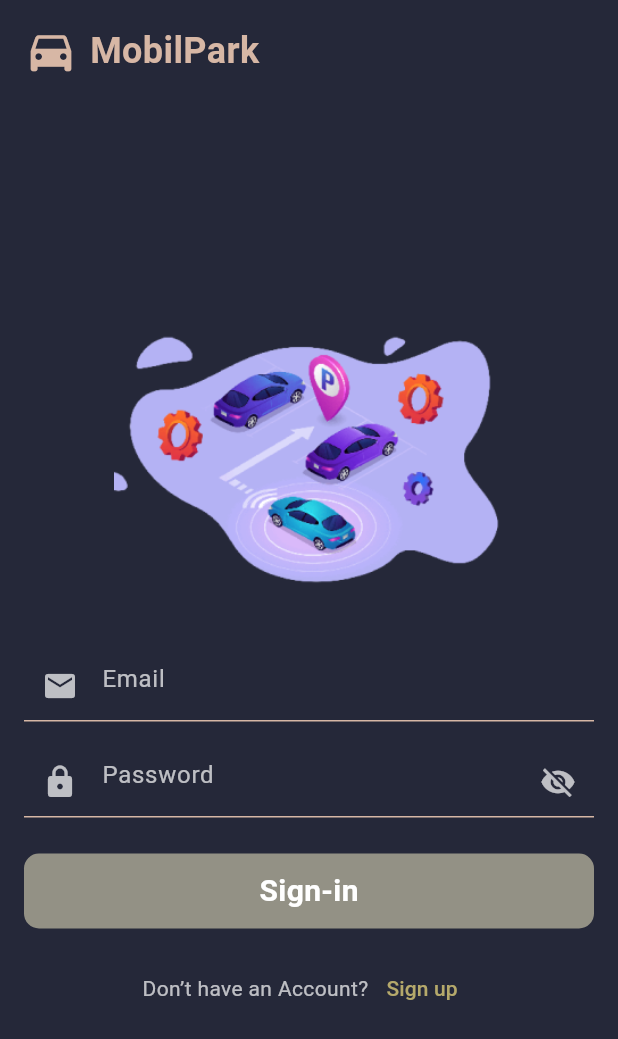
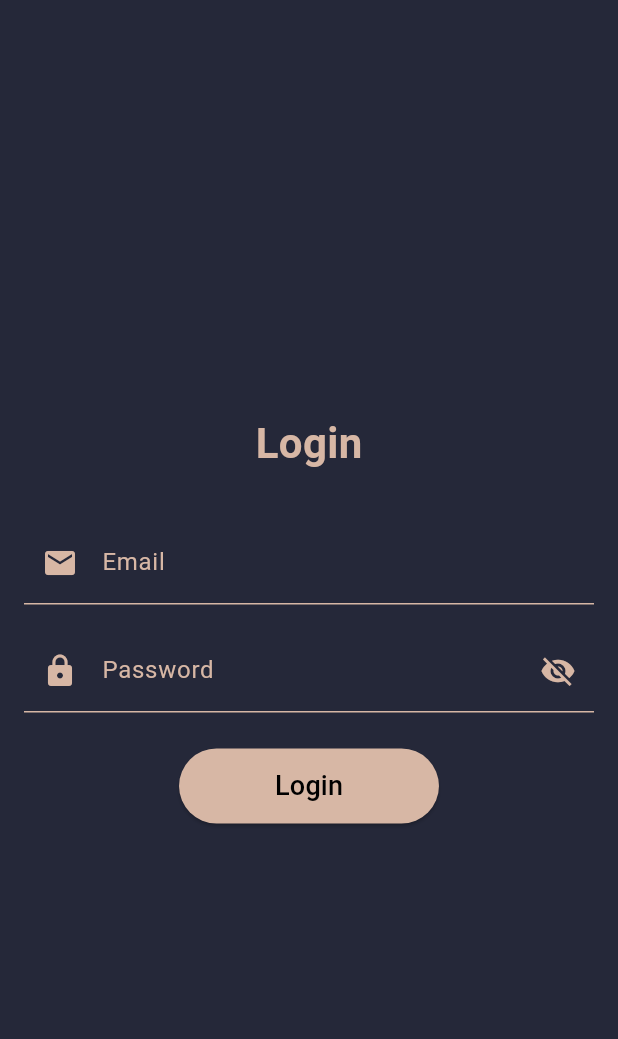
Before and after one commit to Harshvardhansoni03/Moibilpark_FlutterProject, a Flutter app: the screen it shows after launch, after a tap on "Login", on a phone screen of 412 x 824 dp. Shown: the top 1039 px of the screen. Run offline on Flutter 3.47's test engine with Material 3 defaults, Android fonts, the phone set to English and light mode, and no system bars; our stand-ins replace cloud_firestore, firebase_auth, firebase_core, geocoding, geolocator, shared_preferences; accounts and stored records are empty.

Commit message:
added shared preference in client side pages

```diff
--- a/mobil_park/lib/main.dart
+++ b/mobil_park/lib/main.dart
@@ -1,17 +1,32 @@
 import 'package:firebase_core/firebase_core.dart';
 import 'package:flutter/material.dart';
+import 'package:shared_preferences/shared_preferences.dart';
 import 'package:mobil_park/firebase_options.dart';
 import 'package:mobil_park/splash_screen.dart';
+import 'screens/client/client_login_screen.dart';
+import 'screens/client/client_registration_screen.dart';
 
 Future<void> main() async {
+  WidgetsFlutterBinding.ensureInitialized();
   await Firebase.initializeApp(
     options: DefaultFirebaseOptions.currentPlatform,
   );
-  runApp(const MyApp());
+
+  final prefs = await SharedPreferences.getInstance();
+  final hasSeenSplash = prefs.getBool('hasSeenSplash') ?? false;
+  final isLoggedIn = prefs.getBool('isLoggedIn') ?? false;
+
+  runApp(MyApp(
+    initialRoute: hasSeenSplash
+        ? (isLoggedIn ? '/login' : '/register')
+        : '/splash',
+  ));
 }
 
 class MyApp extends StatelessWidget {
-  const MyApp({super.key});
+  final String initialRoute;
+
+  const MyApp({super.key, required this.initialRoute});
 
   @override
   Widget build(BuildContext context) {
@@ -22,7 +37,12 @@ class MyApp extends StatelessWidget {
         colorScheme: ColorScheme.fromSeed(seedColor: Colors.deepPurple),
         useMaterial3: true,
       ),
-      home: SplashScreen(), // Set SplashScreen as the initial screen
+      initialRoute: initialRoute,
+      routes: {
+        '/splash': (context) => SplashScreen(),
+        '/register': (context) => RegisterScreen(),
+        '/login': (context) => LoginScreen(),
+      },
     );
   }
 }
--- a/mobil_park/lib/screens/client/client_login_screen.dart
+++ b/mobil_park/lib/screens/client/client_login_screen.dart
@@ -1,97 +1,123 @@
 import 'package:flutter/material.dart';
-import 'package:mobil_park/controller/faculty/faculty_auth_controller.dart';
-import 'package:mobil_park/model/faculty/faculty_auth_model.dart';
-import 'client_registration_screen.dart';
+import 'package:shared_preferences/shared_preferences.dart';
 
-class SignInScreen extends StatefulWidget {
+class LoginScreen extends StatefulWidget {
   @override
-  _SignInScreenState createState() => _SignInScreenState();
+  _LoginScreenState createState() => _LoginScreenState();
 }
 
-class _SignInScreenState extends State<SignInScreen> {
+class _LoginScreenState extends State<LoginScreen> {
   final _emailController = TextEditingController();
   final _passwordController = TextEditingController();
-  final AuthModel _authModel = AuthModel();
-  late AuthController _authController;
   bool _isPasswordVisible = false;
-  bool _isHoveringSignIn = false; // State for hover effect on "Sign-in" button
 
   @override
   void initState() {
     super.initState();
-    _authController = AuthController(context, _authModel);
+    _loadSavedLoginState();
+    _saveLastVisitedPage();
+  }
+
+  Future<void> _saveLastVisitedPage() async {
+    final prefs = await SharedPreferences.getInstance();
+    await prefs.setString('lastVisitedPage', '/login');
+  }
+
+  Future<void> _loadSavedLoginState() async {
+    final prefs = await SharedPreferences.getInstance();
+    _emailController.text = prefs.getString('savedEmail') ?? '';
+    _passwordController.text = prefs.getString('savedPassword') ?? '';
+  }
+
+  Future<void> _saveLoginState() async {
+    final prefs = await SharedPreferences.getInstance();
+    await prefs.setString('savedEmail', _emailController.text.trim());
+    await prefs.setString('savedPassword', _passwordController.text);
   }
 
   @override
   Widget build(BuildContext context) {
     return Scaffold(
       backgroundColor: Color(0xFF252839),
-      body: Stack(
-        children: [
-          Align(
-            alignment: Alignment.topLeft,
+      body: Center(
         child: Padding(
           padding: const EdgeInsets.all(16.0),
-              child: Row(
-                mainAxisSize: MainAxisSize.min,
+          child: Column(
+            mainAxisAlignment: MainAxisAlignment.center,
             children: [
-                  Icon(Icons.directions_car, color: Color(0xFFD7B7A5), size: 36),
-                  SizedBox(width: 8),
-                  Text("MobilPark",
+              Text(
+                "Login",
                 style: TextStyle(
-                        fontSize: 24,
+                  fontSize: 28,
                   fontWeight: FontWeight.bold,
                   color: Color(0xFFD7B7A5),
-                      )),
+                ),
+              ),
+              SizedBox(height: 32),
+              _buildTextField("Email", _emailController, Icons.email),
+              SizedBox(height: 16),
+              _buildPasswordField(),
+              SizedBox(height: 24),
+              ElevatedButton(
+                onPressed: () {
+                  _saveLoginState(); // Save the entered credentials
+                  // Add your login logic here
+                },
+                style: ElevatedButton.styleFrom(
+                  backgroundColor: Color(0xFFD7B7A5),
+                ),
+                child: Padding(
+                  padding: const EdgeInsets.symmetric(horizontal: 40.0, vertical: 12.0),
+                  child: Text(
+                    "Login",
+                    style: TextStyle(fontSize: 18, color: Colors.black),
+                  ),
+                ),
+              ),
             ],
           ),
         ),
       ),
-          Center(
-            child: SingleChildScrollView(
-              child: Padding(
-                padding: const EdgeInsets.all(16.0),
-                child: Column(
-                  children: [
-                    SizedBox(height: 60),
-                    Container(
-                      height: 200,
-                      child: Image.asset(
-                        'assets/images/car_r.png',
-                        fit: BoxFit.cover,
-                      ),
-                    ),
-                    SizedBox(height: 32),
-                    TextField(
-                      controller: _emailController,
-                      style: TextStyle(color: Color(0xFFD7B7A5)),
+    );
+  }
+
+  Widget _buildTextField(String label, TextEditingController controller, IconData icon) {
+    return TextField(
+      controller: controller,
+      style: TextStyle(color: Colors.white),
       decoration: InputDecoration(
-                        hintText: "Email",
-                        hintStyle: TextStyle(color: Colors.white70),
-                        prefixIcon: Icon(Icons.email, color: Colors.white70),
+        labelText: label,
+        labelStyle: TextStyle(color: Color(0xFFD7B7A5)),
         enabledBorder: UnderlineInputBorder(
           borderSide: BorderSide(color: Color(0xFFD7B7A5)),
         ),
         focusedBorder: UnderlineInputBorder(
-                          borderSide: BorderSide(color: Color(0xFFD7B7A5)),
+          borderSide: BorderSide(color: Colors.white),
         ),
+        prefixIcon: Icon(icon, color: Color(0xFFD7B7A5)),
       ),
-                    ),
-                    SizedBox(height: 16),
-                    TextField(
+    );
+  }
+
+  Widget _buildPasswordField() {
+    return TextField(
       controller: _passwordController,
       obscureText: !_isPasswordVisible,
       style: TextStyle(color: Colors.white),
       decoration: InputDecoration(
-                        hintText: "Password",
-                        hintStyle: TextStyle(color: Colors.white70),
-                        prefixIcon: Icon(Icons.lock, color: Colors.white70),
+        labelText: "Password",
+        labelStyle: TextStyle(color: Color(0xFFD7B7A5)),
+        enabledBorder: UnderlineInputBorder(
+          borderSide: BorderSide(color: Color(0xFFD7B7A5)),
+        ),
+        focusedBorder: UnderlineInputBorder(
+          borderSide: BorderSide(color: Colors.white),
+        ),
+        prefixIcon: Icon(Icons.lock, color: Color(0xFFD7B7A5)),
         suffixIcon: IconButton(
           icon: Icon(
-                            _isPasswordVisible
-                                ? Icons.visibility
-                                : Icons.visibility_off,
-                            color: Colors.white70,
+            _isPasswordVisible ? Icons.visibility : Icons.visibility_off,
+            color: Color(0xFFD7B7A5),
           ),
           onPressed: () {
             setState(() {
@@ -99,74 +125,6 @@ class _SignInScreenState extends State<SignInScreen> {
             });
           },
         ),
-                        enabledBorder: UnderlineInputBorder(
-                          borderSide: BorderSide(color: Color(0xFFD7B7A5)),
-                        ),
-                        focusedBorder: UnderlineInputBorder(
-                          borderSide: BorderSide(color: Colors.white),
-                        ),
-                      ),
-                    ),
-                    SizedBox(height: 24),
-                    MouseRegion(
-                      onEnter: (_) => setState(() => _isHoveringSignIn = true),
-                      onExit: (_) => setState(() => _isHoveringSignIn = false),
-                      child: GestureDetector(
-                        onTap: () {
-                          _authController.signIn(
-                            _emailController.text.trim(),
-                            _passwordController.text,
-                          );
-                        },
-                        child: Container(
-                          width: double.infinity,
-                          height: 50,
-                          decoration: BoxDecoration(
-                            color: _isHoveringSignIn
-                                ? Color(0xFFD7B7A5) // Hover color
-                                : Color(0xFF939185),
-                            borderRadius: BorderRadius.circular(10),
-                          ),
-                          child: Center(
-                            child: Text(
-                              "Sign-in",
-                              style: TextStyle(
-                                color: Colors.white,
-                                fontSize: 20,
-                                fontWeight: FontWeight.bold,
-                              ),
-                            ),
-                          ),
-                        ),
-                      ),
-                    ),
-                    SizedBox(height: 16),
-                    Row(
-                      mainAxisAlignment: MainAxisAlignment.center,
-                      children: [
-                        Text("Don’t have an Account?",
-                            style: TextStyle(color: Colors.white70)),
-                        TextButton(
-                          onPressed: () {
-                            Navigator.push(
-                              context,
-                              MaterialPageRoute(
-                                  builder: (context) => RegisterScreen()),
-                            );
-                          },
-                          child: Text(
-                            "Sign up",
-                            style: TextStyle(color: Color(0xFFB5A96B)),
-                          ),
-                        ),
-                      ],
-                    ),
-                  ],
-                ),
-              ),
-            ),
-          ),
-        ],
       ),
     );
   }
--- a/mobil_park/lib/screens/client/client_registration_screen.dart
+++ b/mobil_park/lib/screens/client/client_registration_screen.dart
@@ -2,6 +2,7 @@ import 'package:flutter/material.dart';
 import 'package:mobil_park/controller/faculty/faculty_registration_controller.dart';
 import 'package:mobil_park/model/faculty/faculty_user.dart';
 import 'package:mobil_park/screens/client/client_login_screen.dart';
+import 'package:shared_preferences/shared_preferences.dart';
 
 class RegisterScreen extends StatefulWidget {
   @override
@@ -21,7 +22,35 @@ class _RegisterScreenState extends State<RegisterScreen> {
 
   bool _isPasswordVisible = false;
   bool _isConfirmPasswordVisible = false;
-  bool _isHoveringLogin = false; // State for hover effect on "Login" container
+  bool _isHoveringLogin = false;
+
+  @override
+  void initState() {
+    super.initState();
+    _loadUserDetails(); // Load saved user details during initialization
+  }
+
+  Future<void> _saveUserDetails() async {
+    final prefs = await SharedPreferences.getInstance();
+    await prefs.setString('name', _nameController.text.trim());
+    await prefs.setString('phone', _phoneController.text.trim());
+    await prefs.setString('email', _emailController.text.trim());
+    await prefs.setString('carNumber', _carNumberController.text.trim());
+    await prefs.setString(
+        'facultyEmploymentNumber', _facultyEmploymentNumberController.text.trim());
+  }
+
+  Future<void> _loadUserDetails() async {
+    final prefs = await SharedPreferences.getInstance();
+    setState(() {
+      _nameController.text = prefs.getString('name') ?? '';
+      _phoneController.text = prefs.getString('phone') ?? '';
+      _emailController.text = prefs.getString('email') ?? '';
+      _carNumberController.text = prefs.getString('carNumber') ?? '';
+      _facultyEmploymentNumberController.text =
+          prefs.getString('facultyEmploymentNumber') ?? '';
+    });
+  }
 
   @override
   Widget build(BuildContext context) {
@@ -37,7 +66,8 @@ class _RegisterScreenState extends State<RegisterScreen> {
                 Row(
                   mainAxisAlignment: MainAxisAlignment.center,
                   children: [
-                    Icon(Icons.directions_car, color: Color(0xFFD7B7A5), size: 36),
+                    Icon(Icons.directions_car,
+                        color: Color(0xFFD7B7A5), size: 36),
                     SizedBox(width: 8),
                     Text(
                       "MobilPark",
@@ -58,24 +88,28 @@ class _RegisterScreenState extends State<RegisterScreen> {
                 _buildTextField("Email ID", _emailController, Icons.email,
                     inputType: TextInputType.emailAddress),
                 SizedBox(height: 16),
-                _buildTextField("Car Number", _carNumberController, Icons.directions_car),
+                _buildTextField("Car Number", _carNumberController,
+                    Icons.directions_car),
                 SizedBox(height: 16),
-                _buildTextField("Faculty Employment Number", _facultyEmploymentNumberController, Icons.badge),
+                _buildTextField("Faculty Employment Number",
+                    _facultyEmploymentNumberController, Icons.badge),
                 SizedBox(height: 16),
-                _buildPasswordField("Password", _passwordController, _isPasswordVisible, () {
+                _buildPasswordField(
+                    "Password", _passwordController, _isPasswordVisible, () {
                   setState(() {
                     _isPasswordVisible = !_isPasswordVisible;
                   });
                 }),
                 SizedBox(height: 16),
-                _buildPasswordField("Confirm Password", _confirmPasswordController, _isConfirmPasswordVisible, () {
+                _buildPasswordField("Confirm Password",
+                    _confirmPasswordController, _isConfirmPasswordVisible, () {
                   setState(() {
                     _isConfirmPasswordVisible = !_isConfirmPasswordVisible;
                   });
                 }),
                 SizedBox(height: 24),
                 ElevatedButton(
-                  onPressed: () {
+                  onPressed: () async {
                     final userModel = UserModel(
                       name: _nameController.text.trim(),
                       phone: _phoneController.text.trim(),
@@ -83,15 +117,19 @@ class _RegisterScreenState extends State<RegisterScreen> {
                       password: _passwordController.text,
                       confirmPassword: _confirmPasswordController.text,
                       carNumber: _carNumberController.text.trim(),
-                      facultyEmploymentNumber: _facultyEmploymentNumberController.text.trim(),
+                      facultyEmploymentNumber:
+                          _facultyEmploymentNumberController.text.trim(),
                     );
+                    // Save to Shared Preferences
+                    await _saveUserDetails();
                     _controller.registerUser(userModel, context);
                   },
                   style: ElevatedButton.styleFrom(
                     backgroundColor: Color(0xFFD7B7A5),
                   ),
                   child: Padding(
-                    padding: const EdgeInsets.symmetric(horizontal: 40.0, vertical: 12.0),
+                    padding: const EdgeInsets.symmetric(
+                        horizontal: 40.0, vertical: 12.0),
                     child: Text(
                       "Register",
                       style: TextStyle(fontSize: 18, color: Colors.black),
@@ -111,11 +149,13 @@ class _RegisterScreenState extends State<RegisterScreen> {
                         onTap: () {
                           Navigator.pushReplacement(
                             context,
-                            MaterialPageRoute(builder: (context) => SignInScreen()),
+                            MaterialPageRoute(
+                                builder: (context) => LoginScreen()),
                           );
                         },
                         child: Container(
-                          padding: EdgeInsets.symmetric(horizontal: 8, vertical: 4),
+                          padding: EdgeInsets.symmetric(
+                              horizontal: 8, vertical: 4),
                           decoration: BoxDecoration(
                             color: _isHoveringLogin
                                 ? Color(0xFFD7B7A5)
@@ -125,7 +165,9 @@ class _RegisterScreenState extends State<RegisterScreen> {
                           child: Text(
                             "Login",
                             style: TextStyle(
-                              color: _isHoveringLogin ? Colors.black : Color(0xFFD7B7A5),
+                              color: _isHoveringLogin
+                                  ? Colors.black
+                                  : Color(0xFFD7B7A5),
                               fontWeight: FontWeight.bold,
                             ),
                           ),
@@ -143,7 +185,8 @@ class _RegisterScreenState extends State<RegisterScreen> {
   }
 
   Widget _buildTextField(String label, TextEditingController controller,
-      IconData icon, {TextInputType inputType = TextInputType.text}) {
+      IconData icon,
+      {TextInputType inputType = TextInputType.text}) {
     return TextField(
       controller: controller,
       keyboardType: inputType,
--- a/mobil_park/lib/splash_screen.dart
+++ b/mobil_park/lib/splash_screen.dart
@@ -1,24 +1,8 @@
 import 'dart:async';
 import 'package:flutter/material.dart';
-import 'package:mobil_park/screens/admin/admin_home.dart';
-import 'package:mobil_park/screens/admin/admin_login.dart';
-import 'package:mobil_park/screens/client/client_login_screen.dart';
-import 'package:mobil_park/screens/client/client_registration_screen.dart';
-import 'package:mobil_park/screens/admin/admin_registration.dart';
-
-import 'screens/client/client_home_screen.dart';
-
-void main() => runApp(MobilParkApp());
-
-class MobilParkApp extends StatelessWidget {
-  @override
-  Widget build(BuildContext context) {
-    return MaterialApp(
-      debugShowCheckedModeBanner: false,
-      home: SplashScreen(),
-    );
-  }
-}
+import 'package:shared_preferences/shared_preferences.dart';
+import 'screens/client/client_login_screen.dart';
+import 'screens/client/client_registration_screen.dart';
 
 class SplashScreen extends StatefulWidget {
   @override
@@ -44,12 +28,21 @@ class _SplashScreenState extends State<SplashScreen>
       curve: Curves.easeInOut,
     ));
 
-    // Navigate to the next screen after 3 seconds
+    _checkNavigation();
+  }
+
+  Future<void> _checkNavigation() async {
+    final prefs = await SharedPreferences.getInstance();
+
+    // Save splash screen visit state
+    await prefs.setBool('hasSeenSplash', true);
+
+    final isLoggedIn = prefs.getBool('isLoggedIn') ?? false;
+
+    // Navigate to login or register screen after splash
     Timer(Duration(milliseconds: 3000), () {
-      Navigator.pushReplacement(
-        context,
-        MaterialPageRoute(builder: (context) => RegisterScreen()), // Replace with the screen you want
-      );
+      Navigator.pushReplacementNamed(
+          context, isLoggedIn ? '/login' : '/register');
     });
   }
 
--- a/mobil_park/pubspec.yaml
+++ b/mobil_park/pubspec.yaml
@@ -42,6 +42,7 @@ dependencies:
   http: ^1.2.2
   geolocator: ^13.0.2
   geocoding: ^3.0.0
+  shared_preferences: ^2.3.3
 
 dev_dependencies:
   flutter_test:
```
Also changed, not shown: mobil_park/pubspec.lock, 1 other file. Lines whose indentation alone changed are shown as unchanged.
